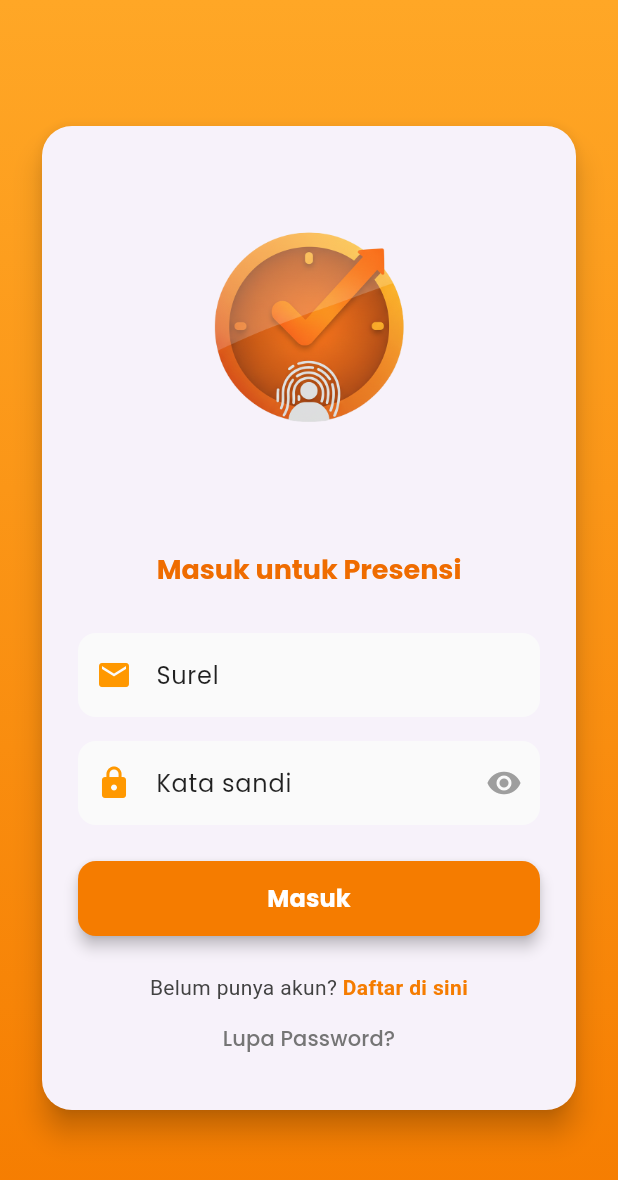
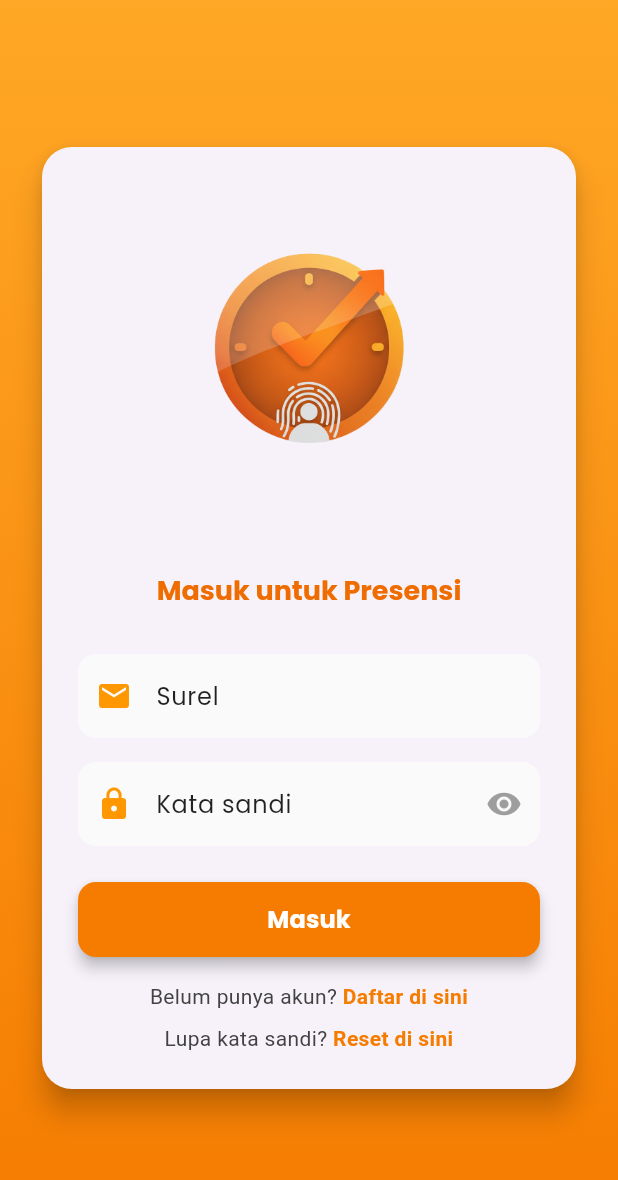
Before and after one commit to gerrybagaskoro/absensi_ppkdjp_b3, a Flutter app: the screen it shows after launch, on a phone screen of 412 x 824 dp. Shown: the top 1180 px of the screen. Run offline on Flutter 3.47's test engine with Material 3 defaults, Android fonts, the phone set to English and light mode, and no system bars; our stand-ins replace google_fonts, image_picker.

Commit message:
refactor login links to use Text.rich for improved styling and interaction

```diff
--- a/lib/views/auth/login_peserta.dart
+++ b/lib/views/auth/login_peserta.dart
@@ -182,10 +182,8 @@ class _LoginPesertaState extends State<LoginPeserta> {
                       ),
                       const SizedBox(height: 16),
 
-                      // Link daftar (pakai Text.rich)
-                      Padding(
-                        padding: const EdgeInsets.only(top: 8.0),
-                        child: Text.rich(
+                      // Link daftar (Text.rich)
+                      Text.rich(
                         TextSpan(
                           text: 'Belum punya akun? ',
                           style: TextStyle(
@@ -208,11 +206,25 @@ class _LoginPesertaState extends State<LoginPeserta> {
                         ),
                         textAlign: TextAlign.center,
                       ),
+                      const SizedBox(height: 8),
+
+                      // Link lupa password (Text.rich)
+                      Text.rich(
+                        TextSpan(
+                          text: 'Lupa kata sandi? ',
+                          style: TextStyle(
+                            color: Colors.grey[800],
+                            fontWeight: FontWeight.w400,
                           ),
-
-                      // Link lupa password
-                      TextButton(
-                        onPressed: () {
+                          children: [
+                            TextSpan(
+                              text: 'Reset di sini',
+                              style: TextStyle(
+                                color: Colors.orange[700],
+                                fontWeight: FontWeight.bold,
+                              ),
+                              recognizer: TapGestureRecognizer()
+                                ..onTap = () {
                                   ScaffoldMessenger.of(context).showSnackBar(
                                     const SnackBar(
                                       content: Text(
@@ -221,13 +233,10 @@ class _LoginPesertaState extends State<LoginPeserta> {
                                     ),
                                   );
                                 },
-                        child: Text(
-                          'Lupa Password?',
-                          style: TextStyle(
-                            color: Colors.grey[600],
-                            fontWeight: FontWeight.w500,
                             ),
+                          ],
                         ),
+                        textAlign: TextAlign.center,
                       ),
                     ],
                   ),
```
Lines whose indentation alone changed are shown as unchanged.
